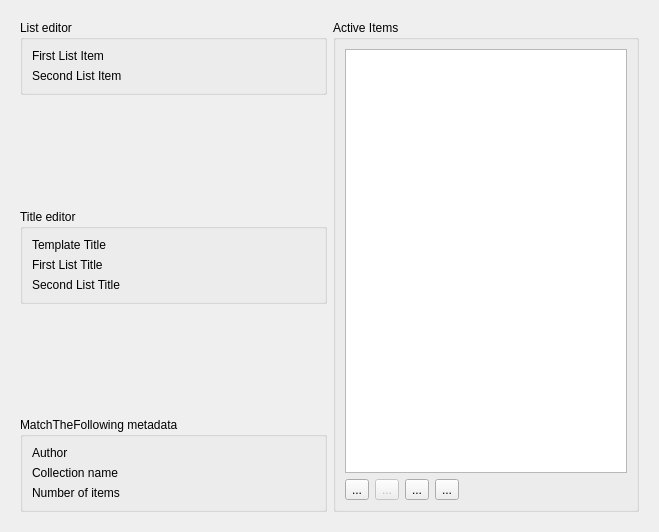
This is src/templates/matchthefollowing/matchfollowingeditor.ui in BuildmLearn/BuildmLearn-Toolkit as Qt 5 draws it before an edit. The edited form follows.
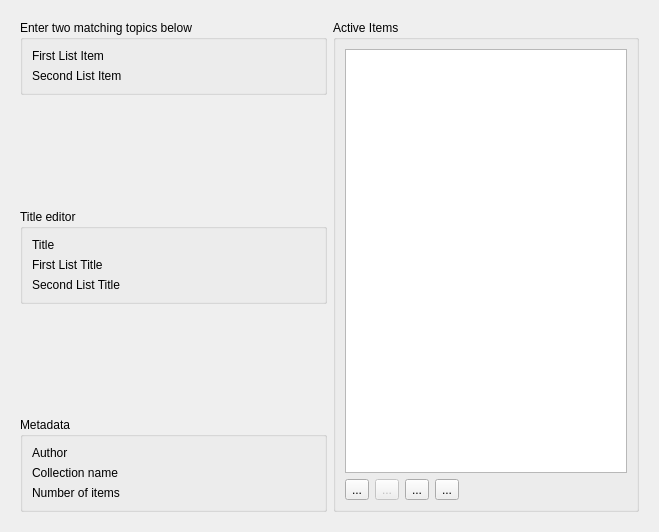
This is the edited form. Custom widgets are drawn as their Qt base class.

Patch:
```diff
--- a/src/templates/matchthefollowing/matchfollowingeditor.ui
+++ b/src/templates/matchthefollowing/matchfollowingeditor.ui
@@ -27,8 +27,8 @@
        <rect>
         <x>0</x>
         <y>0</y>
-        <width>635</width>
-        <height>508</height>
+        <width>641</width>
+        <height>514</height>
        </rect>
       </property>
       <layout class="QGridLayout" name="gridLayout">
@@ -149,7 +149,7 @@
           <item row="0" column="0">
            <widget class="QLabel" name="label_8">
             <property name="text">
-             <string>Template Title</string>
+             <string>Title</string>
             </property>
            </widget>
           </item>
@@ -188,7 +188,7 @@
           </sizepolicy>
          </property>
          <property name="title">
-          <string>List editor</string>
+          <string>Enter two matching topics below</string>
          </property>
          <layout class="QGridLayout" name="gridLayout_4">
           <item row="0" column="0">
@@ -224,7 +224,7 @@
        <item row="4" column="0">
         <widget class="QGroupBox" name="groupBox_3">
          <property name="title">
-          <string>MatchTheFollowing metadata</string>
+          <string>Metadata</string>
          </property>
          <layout class="QGridLayout" name="gridLayout_6">
           <item row="0" column="0">
```
